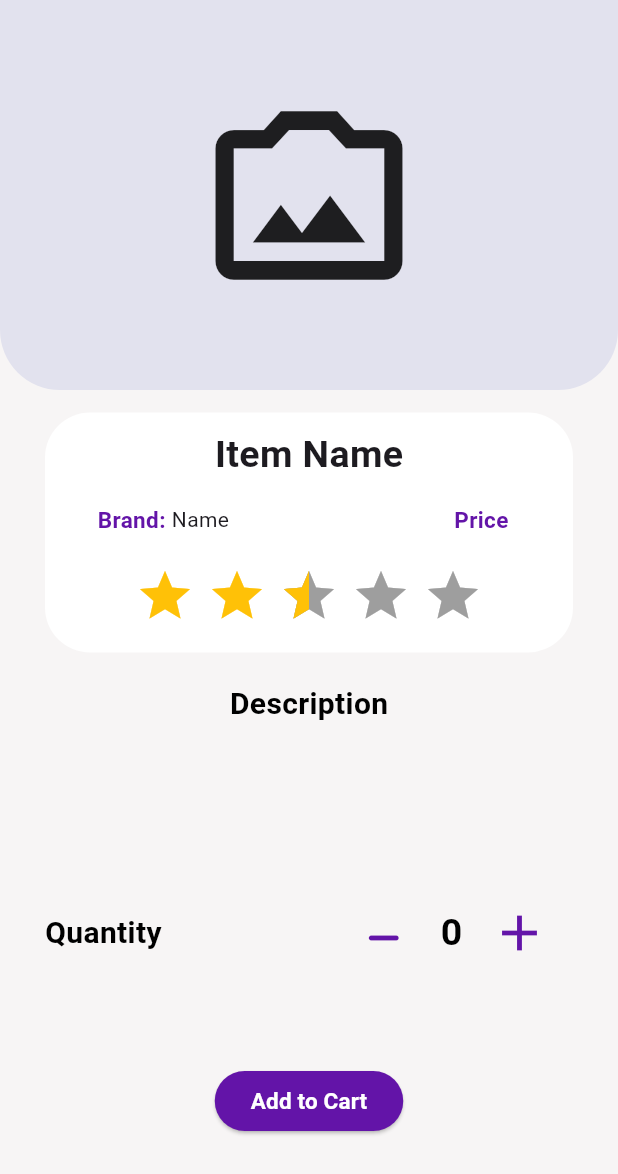
After one commit to Taher226/domestico, a Flutter app: the ItemDetails screen opened by its route, on a phone screen of 412 x 824 dp. The commit adds this screen. Shown: the top 1174 px of the screen. Run offline on Flutter 3.47's test engine with Material 3 defaults, Android fonts, the phone set to English and light mode, and no system bars; drawn by our look-alikes of flutter_rating_bar; our stand-ins replace flutter_slidable.

Commit message:
item details added

```diff
--- a/lib/main.dart
+++ b/lib/main.dart
@@ -6,6 +6,7 @@ import 'package:domestico/shop/accessories_screen.dart';
 import 'package:domestico/shop/cart_screen.dart';
 import 'package:domestico/shop/food_screen.dart';
 import 'package:domestico/shop/iot_devices_screen.dart';
+import 'package:domestico/shop/item_details.dart';
 import 'package:domestico/shop/vet_items_screen.dart';
 import 'package:flutter/material.dart';
 //import 'package:domestico/profile/ownerProfile.dart';
@@ -33,6 +34,7 @@ class MyApp extends StatelessWidget {
       'OwnerProfileScreen' : (context) => OwnerProfileScreen(),
       'WalkerProfileScreen' : (context) => WalkerProfileScreen(),
       'CartScreen' :(context) => CartScreen(),
+      'ItemDetails' :(context)=> ItemDetails(),
 
     },
     );
--- a/lib/profile/owner_profile_screen.dart
+++ b/lib/profile/owner_profile_screen.dart
@@ -254,6 +254,6 @@ class _OwnerProfileScreenState extends State<OwnerProfileScreen> {
         ]),
       ),
     ));
-    ;
+
   }
 }
--- a/lib/shop/Shop.dart
+++ b/lib/shop/Shop.dart
@@ -11,6 +11,7 @@ static const String routeName = 'Shop';
   @override
   Widget build(BuildContext context) {
     return MaterialApp(
+      debugShowCheckedModeBanner: false,
       home: ShopCategories(),
     );
 
--- /dev/null
+++ b/lib/shop/item_details.dart
@@ -0,0 +1,184 @@
+import 'package:domestico/my_theme.dart';
+import 'package:domestico/shop/cart_screen.dart';
+import 'package:flutter/material.dart';
+import 'package:flutter_rating_bar/flutter_rating_bar.dart';
+
+
+class ItemDetails extends StatefulWidget {
+  static const String routeName = 'ItemDetails';
+
+  @override
+  State<ItemDetails> createState() => _ItemDetailsState();
+}
+
+class _ItemDetailsState extends State<ItemDetails> {
+  int _counter = 0;
+
+  @override
+  Widget build(BuildContext context) {
+
+
+    void _incrementCounter() {
+      setState(() {
+
+        _counter++;
+      });
+    }
+    void _minusCounter() {
+      setState(() {
+
+        _counter--;
+      });
+    }
+    return Scaffold(
+      backgroundColor: const Color.fromARGB(255, 247, 245, 245),
+        body: SingleChildScrollView(
+          child: Container(
+            color: const Color.fromARGB(255, 247, 245, 245),
+            child: Column(
+                children:[
+              Container(
+                height: 260,
+                decoration: BoxDecoration(
+                    borderRadius: BorderRadius.only(
+                        bottomLeft: Radius.circular(40),
+                        bottomRight: Radius.circular(40)),
+                    color: const Color.fromARGB(255, 226, 226, 238)),
+                child: MaterialButton(
+                    onPressed: () {},
+                    child: Center(
+                        child:
+                          Icon(Icons.photo_camera_back_outlined,
+                            size: 150,
+                          ),
+                          //size: 150,
+                        )),
+                //         child: CustomPaint(
+                //   painter: CurvePainter(),
+                //   size: Size(MediaQuery.of(context).size.width, 200),
+                // ),
+              ),
+              //SizedBox(height: 15,),
+              Container(
+                margin: EdgeInsets.only(top: 15, bottom: 20),
+                padding: EdgeInsets.symmetric(horizontal: 30),
+                child: Column(
+                  children: [
+                    Container(
+                      height: 160,
+                      padding: EdgeInsets.only(left: 20, right: 20, top: 10),
+                      decoration: BoxDecoration(
+                          color: const Color.fromARGB(255, 255, 255, 255),
+                          borderRadius: BorderRadius.circular(30)),
+                      child: Column(
+                        children: [
+                          Row(
+                            mainAxisAlignment: MainAxisAlignment.center,
+                            children: [
+                              Text(
+                                "Item Name",
+                                style: TextStyle(
+                                    fontSize: 25, fontWeight: FontWeight.bold),
+                              ),
+
+                            ],
+                          ),
+                          SizedBox(
+                            height: 15,
+                          ),
+                          Padding(
+                            padding: const EdgeInsets.only(left: 15.0),
+                            child: Row(
+                              children: [
+                                Text('Brand: ',style:TextStyle(fontSize: 15,
+                                    fontWeight: FontWeight.bold,
+                                    color: MyTheme.primaryLight) ,),
+                                Text('Name'),
+                                SizedBox(
+                                  width: 150,
+                                ),
+                                Text("Price",style:TextStyle(fontSize: 15,
+                                    fontWeight: FontWeight.bold,
+                                    color: MyTheme.primaryLight))
+                              ],
+                            ),
+                          ),
+                          SizedBox(
+                            height: 20,
+                          ),
+                          Row(
+                            mainAxisAlignment: MainAxisAlignment.center,
+                              children: [
+                            RatingBar.builder(
+                            initialRating: 2.5,
+                            minRating: 1,
+                            direction: Axis.horizontal,
+                            allowHalfRating: true,
+                            itemCount: 5,
+                            itemPadding: EdgeInsets.symmetric(horizontal: 4.0),
+                            itemBuilder: (context, _) => Icon(
+                              Icons.star,
+                              color: Colors.amber,
+                            ),
+                            onRatingUpdate: (rating) {
+                              print(rating);
+                            },
+                          )
+                              ],
+                            ),
+
+                        ],
+                      ),
+                    ),
+                    SizedBox(
+                      height: 20,
+                    ),
+                    Text('Description',style:TextStyle(fontSize: 20,
+                        fontWeight: FontWeight.bold,
+                        color: MyTheme.blackColor) ,),
+                    SizedBox(
+                      height: 100,
+                    ),
+                    Row(
+                      children: [
+                        Text('Quantity',style:TextStyle(fontSize: 20,
+                            fontWeight: FontWeight.bold,
+                            color: MyTheme.blackColor)),
+                        SizedBox(
+                          width: 120,
+                        ),
+                        Padding(
+                          padding: const EdgeInsets.only(bottom: 20.0),
+                          child: IconButton(onPressed: _minusCounter, icon: Icon(Icons.minimize_rounded,size: 40,color: MyTheme.primaryLight,),),
+                        ),
+                        SizedBox(width: 10,),
+                        Text('$_counter',style:TextStyle(fontSize: 25,
+                            fontWeight: FontWeight.bold,
+                            color: MyTheme.blackColor)),
+                        SizedBox(width: 10,),
+                        IconButton(onPressed: _incrementCounter, icon: Icon(Icons.add,size: 40,color: MyTheme.primaryLight,),),
+                      ],
+                    ),
+                    SizedBox(
+                      height: 50,
+                    ),
+                    ElevatedButton(
+                      style: ElevatedButton.styleFrom(
+                        backgroundColor: MyTheme.primaryLight
+                      ),
+                        onPressed: (){
+                          Navigator.push(context,new MaterialPageRoute(
+                            builder: (context)=> new CartScreen(),
+                          ));
+                        },
+                        child: Text('Add to Cart',style: MyTheme.lightTheme.textTheme.titleSmall!.copyWith(color: MyTheme.whiteColor),)
+                        ),
+
+                  ],
+                ),
+              )
+            ]),
+          ),
+        ));
+  }
+}
--- a/pubspec.yaml
+++ b/pubspec.yaml
@@ -31,6 +31,7 @@ dependencies:
   flutter:
     sdk: flutter
   flutter_slidable: ^3.1.0
+  flutter_rating_bar: ^4.0.1
 
 
   # The following adds the Cupertino Icons font to your application.
```
Also changed, not shown: pubspec.lock.
